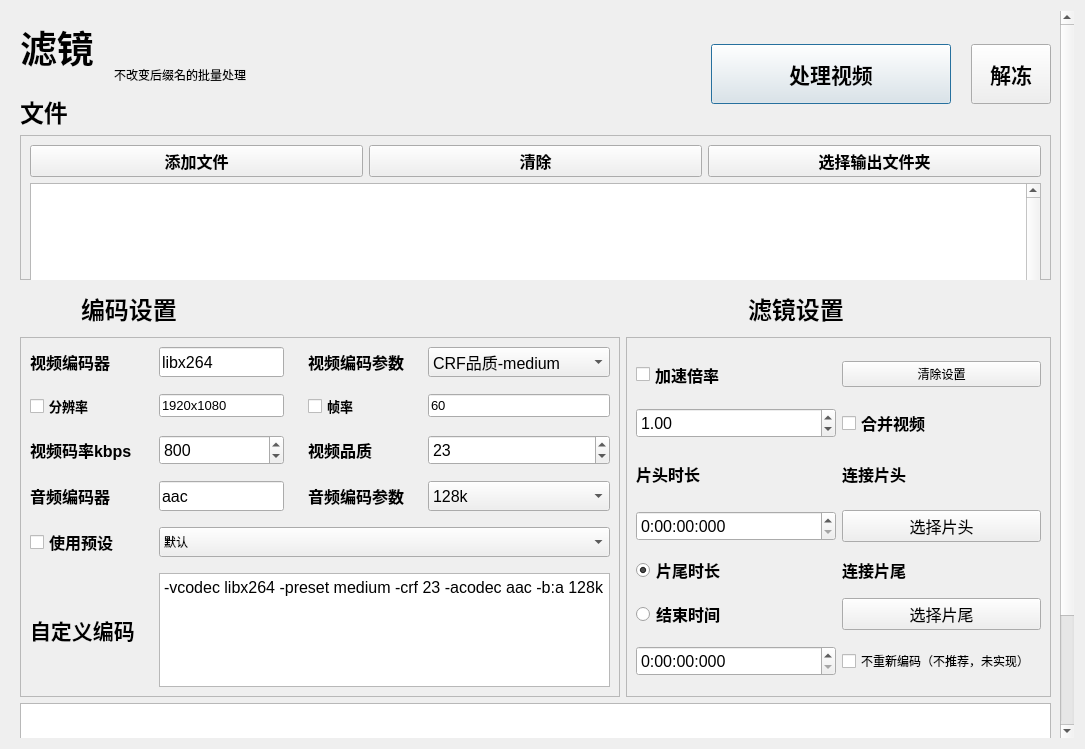
Before: the Qt Designer form modules/UI/vcodecpInterface.ui in wish2333/VideoExtractAndConcat, drawn with Qt 5.
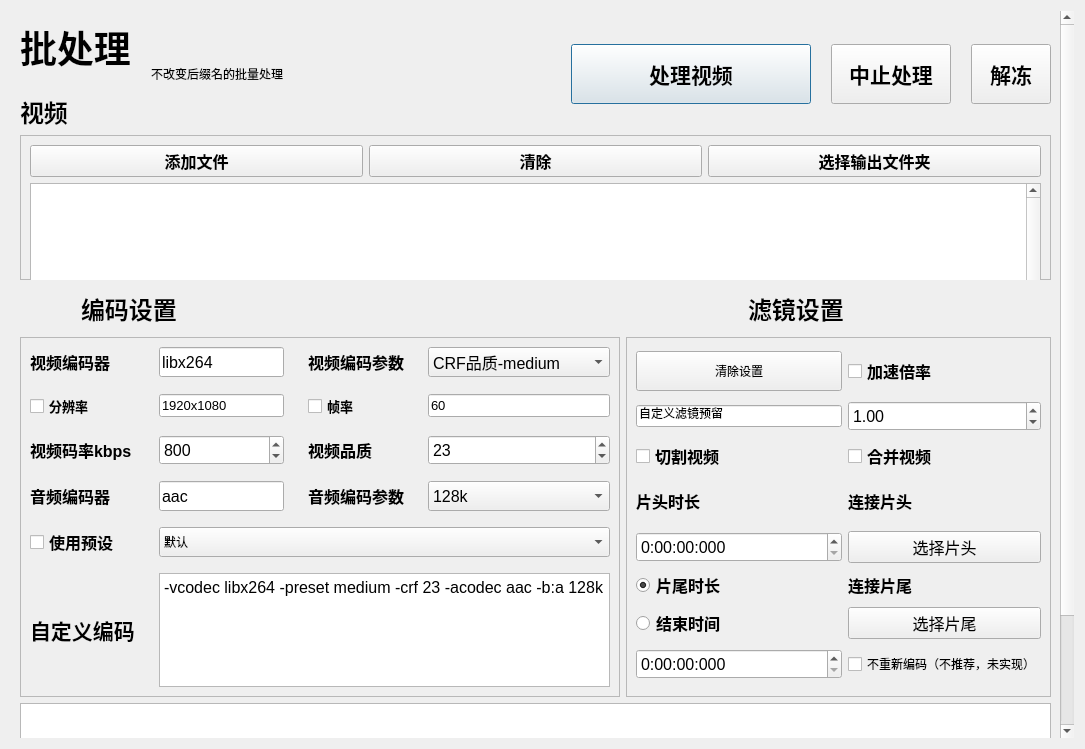
After: the same form once the commit is applied. Custom widgets are drawn as their Qt base class.

```diff
--- a/modules/UI/vcodecpInterface.ui
+++ b/modules/UI/vcodecpInterface.ui
@@ -70,7 +70,7 @@
              </property>
              <property name="maximumSize">
               <size>
-               <width>100</width>
+               <width>120</width>
                <height>64</height>
               </size>
              </property>
@@ -82,7 +82,7 @@
               </font>
              </property>
              <property name="text">
-              <string>滤镜</string>
+              <string>批处理</string>
              </property>
             </widget>
            </item>
@@ -108,7 +108,7 @@
               </font>
              </property>
              <property name="text">
-              <string>文件</string>
+              <string>视频</string>
              </property>
             </widget>
            </item>
@@ -116,6 +116,12 @@
          </item>
          <item>
           <widget class="QLabel" name="label">
+           <property name="maximumSize">
+            <size>
+             <width>16777215</width>
+             <height>80</height>
+            </size>
+           </property>
            <property name="text">
             <string>不改变后缀名的批量处理</string>
            </property>
@@ -169,6 +175,25 @@
            </property>
           </widget>
          </item>
+         <item>
+          <widget class="QPushButton" name="VcodecpIFSTBtn">
+           <property name="minimumSize">
+            <size>
+             <width>120</width>
+             <height>60</height>
+            </size>
+           </property>
+           <property name="font">
+            <font>
+             <pointsize>16</pointsize>
+             <bold>true</bold>
+            </font>
+           </property>
+           <property name="text">
+            <string>中止处理</string>
+           </property>
+          </widget>
+         </item>
          <item>
           <widget class="PushButton" name="VcodecpIFpushBtn_2">
            <property name="minimumSize">
@@ -849,7 +874,141 @@
             <enum>QFrame::Shadow::Raised</enum>
            </property>
            <layout class="QGridLayout" name="gridLayout_3">
-            <item row="2" column="0">
+            <item row="9" column="1">
+             <widget class="CheckBox" name="VcodecpIFcheckBox_5">
+              <property name="text">
+               <string>不重新编码（不推荐，未实现）</string>
+              </property>
+             </widget>
+            </item>
+            <item row="7" column="1">
+             <widget class="QLabel" name="VcodecpIFlabel_9">
+              <property name="font">
+               <font>
+                <pointsize>12</pointsize>
+                <bold>true</bold>
+               </font>
+              </property>
+              <property name="text">
+               <string>连接片尾</string>
+              </property>
+             </widget>
+            </item>
+            <item row="1" column="1">
+             <widget class="CheckBox" name="VcodecpIFcheckBox_4">
+              <property name="sizePolicy">
+               <sizepolicy hsizetype="Minimum" vsizetype="Minimum">
+                <horstretch>0</horstretch>
+                <verstretch>0</verstretch>
+               </sizepolicy>
+              </property>
+              <property name="minimumSize">
+               <size>
+                <width>0</width>
+                <height>35</height>
+               </size>
+              </property>
+              <property name="maximumSize">
+               <size>
+                <width>16777215</width>
+                <height>40</height>
+               </size>
+              </property>
+              <property name="font">
+               <font>
+                <pointsize>12</pointsize>
+                <bold>true</bold>
+               </font>
+              </property>
+              <property name="text">
+               <string>加速倍率</string>
+              </property>
+             </widget>
+            </item>
+            <item row="5" column="0">
+             <widget class="TimeEdit" name="VcodecpIFtimeEdit_3">
+              <property name="minimumSize">
+               <size>
+                <width>160</width>
+                <height>30</height>
+               </size>
+              </property>
+              <property name="font">
+               <font>
+                <pointsize>12</pointsize>
+                <kerning>true</kerning>
+               </font>
+              </property>
+              <property name="displayFormat">
+               <string>H:mm:ss:zzz</string>
+              </property>
+             </widget>
+            </item>
+            <item row="8" column="0">
+             <widget class="RadioButton" name="VcodecpIFradioButton_2">
+              <property name="maximumSize">
+               <size>
+                <width>16777215</width>
+                <height>20</height>
+               </size>
+              </property>
+              <property name="font">
+               <font>
+                <pointsize>12</pointsize>
+                <bold>true</bold>
+               </font>
+              </property>
+              <property name="text">
+               <string>结束时间</string>
+              </property>
+             </widget>
+            </item>
+            <item row="4" column="1">
+             <widget class="QLabel" name="VcodecpIFlabel_8">
+              <property name="font">
+               <font>
+                <pointsize>12</pointsize>
+                <bold>true</bold>
+               </font>
+              </property>
+              <property name="text">
+               <string>连接片头</string>
+              </property>
+             </widget>
+            </item>
+            <item row="9" column="0">
+             <widget class="TimeEdit" name="VcodecpIFtimeEdit_2">
+              <property name="minimumSize">
+               <size>
+                <width>160</width>
+                <height>30</height>
+               </size>
+              </property>
+              <property name="font">
+               <font>
+                <pointsize>12</pointsize>
+                <kerning>true</kerning>
+               </font>
+              </property>
+              <property name="displayFormat">
+               <string>H:mm:ss:zzz</string>
+              </property>
+             </widget>
+            </item>
+            <item row="3" column="1">
+             <widget class="CheckBox" name="VcodecpIFcheckBox_merge">
+              <property name="font">
+               <font>
+                <pointsize>12</pointsize>
+                <bold>true</bold>
+               </font>
+              </property>
+              <property name="text">
+               <string>合并视频</string>
+              </property>
+             </widget>
+            </item>
+            <item row="4" column="0">
              <widget class="QLabel" name="VcodecpIFlabel_2">
               <property name="sizePolicy">
                <sizepolicy hsizetype="Minimum" vsizetype="Minimum">
@@ -881,7 +1040,7 @@
               </property>
              </widget>
             </item>
-            <item row="5" column="0">
+            <item row="7" column="0">
              <widget class="RadioButton" name="VcodecpIFradioButton">
               <property name="maximumSize">
                <size>
@@ -903,82 +1062,7 @@
               </property>
              </widget>
             </item>
-            <item row="7" column="0">
-             <widget class="TimeEdit" name="VcodecpIFtimeEdit_2">
-              <property name="minimumSize">
-               <size>
-                <width>160</width>
-                <height>30</height>
-               </size>
-              </property>
-              <property name="font">
-               <font>
-                <pointsize>12</pointsize>
-                <kerning>true</kerning>
-               </font>
-              </property>
-              <property name="displayFormat">
-               <string>H:mm:ss:zzz</string>
-              </property>
-             </widget>
-            </item>
             <item row="5" column="1">
-             <widget class="QLabel" name="VcodecpIFlabel_9">
-              <property name="font">
-               <font>
-                <pointsize>12</pointsize>
-                <bold>true</bold>
-               </font>
-              </property>
-              <property name="text">
-               <string>连接片尾</string>
-              </property>
-             </widget>
-            </item>
-            <item row="3" column="0">
-             <widget class="TimeEdit" name="VcodecpIFtimeEdit_3">
-              <property name="minimumSize">
-               <size>
-                <width>160</width>
-                <height>30</height>
-               </size>
-              </property>
-              <property name="font">
-               <font>
-                <pointsize>12</pointsize>
-                <kerning>true</kerning>
-               </font>
-              </property>
-              <property name="displayFormat">
-               <string>H:mm:ss:zzz</string>
-              </property>
-             </widget>
-            </item>
-            <item row="6" column="1">
-             <widget class="PushButton" name="VcodecpIFpushButton_4">
-              <property name="sizePolicy">
-               <sizepolicy hsizetype="Minimum" vsizetype="Minimum">
-                <horstretch>0</horstretch>
-                <verstretch>0</verstretch>
-               </sizepolicy>
-              </property>
-              <property name="minimumSize">
-               <size>
-                <width>0</width>
-                <height>30</height>
-               </size>
-              </property>
-              <property name="font">
-               <font>
-                <pointsize>12</pointsize>
-               </font>
-              </property>
-              <property name="text">
-               <string>选择片尾</string>
-              </property>
-             </widget>
-            </item>
-            <item row="3" column="1">
              <widget class="PushButton" name="VcodecpIFpushButton_3">
               <property name="sizePolicy">
                <sizepolicy hsizetype="Preferred" vsizetype="Preferred">
@@ -1002,20 +1086,31 @@
               </property>
              </widget>
             </item>
+            <item row="8" column="1">
+             <widget class="PushButton" name="VcodecpIFpushButton_4">
+              <property name="sizePolicy">
+               <sizepolicy hsizetype="Minimum" vsizetype="Minimum">
+                <horstretch>0</horstretch>
+                <verstretch>0</verstretch>
+               </sizepolicy>
+              </property>
+              <property name="minimumSize">
+               <size>
+                <width>0</width>
+                <height>30</height>
+               </size>
+              </property>
+              <property name="font">
+               <font>
+                <pointsize>12</pointsize>
+               </font>
+              </property>
+              <property name="text">
+               <string>选择片尾</string>
+              </property>
+             </widget>
+            </item>
             <item row="2" column="1">
-             <widget class="QLabel" name="VcodecpIFlabel_8">
-              <property name="font">
-               <font>
-                <pointsize>12</pointsize>
-                <bold>true</bold>
-               </font>
-              </property>
-              <property name="text">
-               <string>连接片头</string>
-              </property>
-             </widget>
-            </item>
-            <item row="1" column="0">
              <widget class="DoubleSpinBox" name="VcodecpIFdoubleSpinBox">
               <property name="sizePolicy">
                <sizepolicy hsizetype="Minimum" vsizetype="Fixed">
@@ -1049,83 +1144,39 @@
               </property>
              </widget>
             </item>
-            <item row="7" column="1">
-             <widget class="CheckBox" name="VcodecpIFcheckBox_5">
-              <property name="text">
-               <string>不重新编码（不推荐，未实现）</string>
-              </property>
-             </widget>
-            </item>
-            <item row="6" column="0">
-             <widget class="RadioButton" name="VcodecpIFradioButton_2">
-              <property name="maximumSize">
-               <size>
-                <width>16777215</width>
-                <height>20</height>
-               </size>
-              </property>
-              <property name="font">
-               <font>
-                <pointsize>12</pointsize>
-                <bold>true</bold>
-               </font>
-              </property>
-              <property name="text">
-               <string>结束时间</string>
-              </property>
-             </widget>
-            </item>
-            <item row="0" column="0">
-             <widget class="CheckBox" name="VcodecpIFcheckBox_4">
-              <property name="sizePolicy">
-               <sizepolicy hsizetype="Minimum" vsizetype="Minimum">
-                <horstretch>0</horstretch>
-                <verstretch>0</verstretch>
-               </sizepolicy>
-              </property>
-              <property name="minimumSize">
-               <size>
-                <width>0</width>
-                <height>35</height>
-               </size>
-              </property>
-              <property name="maximumSize">
-               <size>
-                <width>16777215</width>
-                <height>40</height>
-               </size>
-              </property>
-              <property name="font">
-               <font>
-                <pointsize>12</pointsize>
-                <bold>true</bold>
-               </font>
-              </property>
-              <property name="text">
-               <string>加速倍率</string>
-              </property>
-             </widget>
-            </item>
-            <item row="1" column="1">
-             <widget class="CheckBox" name="VcodecpIFcheckBox_merge">
-              <property name="font">
-               <font>
-                <pointsize>12</pointsize>
-                <bold>true</bold>
-               </font>
-              </property>
-              <property name="text">
-               <string>合并视频</string>
-              </property>
-             </widget>
-            </item>
-            <item row="0" column="1">
+            <item row="1" column="0">
              <widget class="PushButton" name="VcodecpIFClearFil">
+              <property name="minimumSize">
+               <size>
+                <width>0</width>
+                <height>40</height>
+               </size>
+              </property>
               <property name="text">
                <string>清除设置</string>
               </property>
              </widget>
             </item>
+            <item row="3" column="0">
+             <widget class="CheckBox" name="VcodecpIFcheckBox_extract">
+              <property name="font">
+               <font>
+                <pointsize>12</pointsize>
+                <bold>true</bold>
+               </font>
+              </property>
+              <property name="text">
+               <string>切割视频</string>
+              </property>
+             </widget>
+            </item>
+            <item row="2" column="0">
+             <widget class="QLineEdit" name="VcodecpIFcutsomFilter">
+              <property name="text">
+               <string>自定义滤镜预留</string>
+              </property>
+             </widget>
+            </item>
            </layout>
           </widget>
          </item>
```
